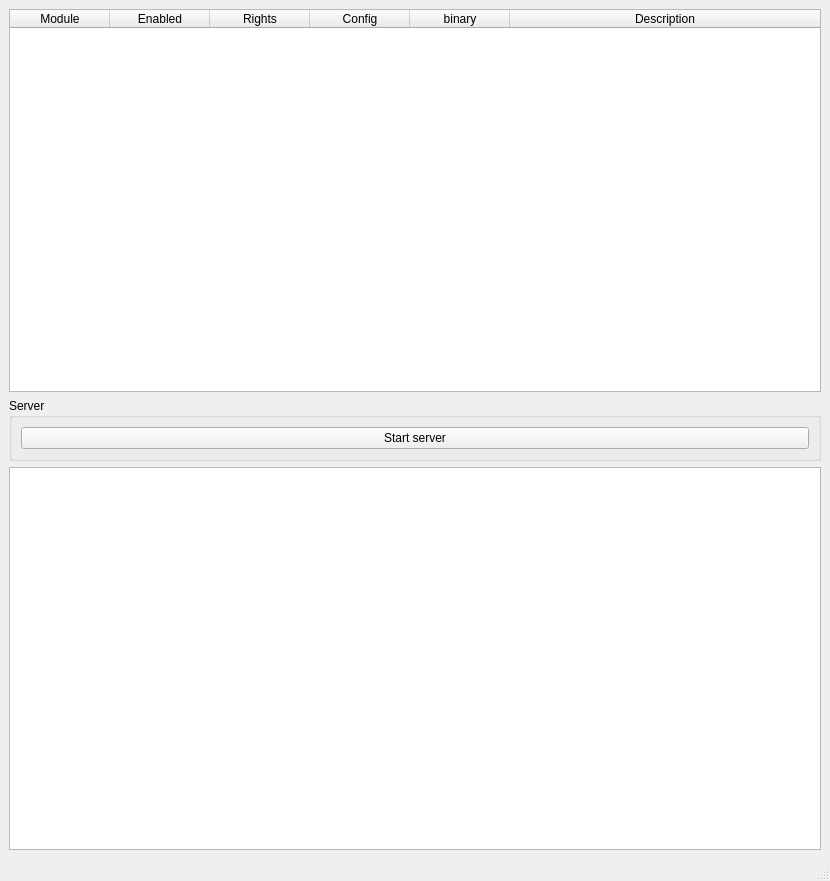
First picture: the form in swift-gui/mainwindow.ui, repository kirill-01/swift-project, before the edit.
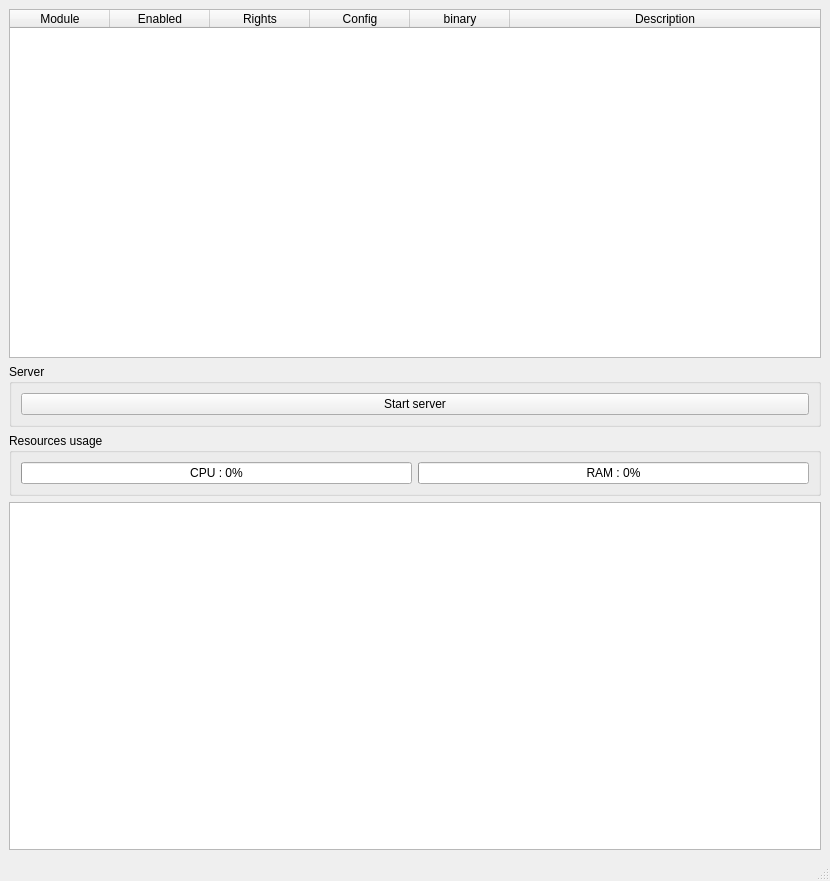
Second picture: the form after the edit. Icons and pictures are not drawn.

```diff
--- a/swift-gui/mainwindow.ui
+++ b/swift-gui/mainwindow.ui
@@ -19,7 +19,10 @@
   </property>
   <widget class="QWidget" name="centralwidget">
    <layout class="QGridLayout" name="gridLayout">
-    <item row="0" column="0">
+    <item row="3" column="0" colspan="2">
+     <widget class="QTextBrowser" name="textBrowser"/>
+    </item>
+    <item row="0" column="0" colspan="2">
      <widget class="QTableWidget" name="tableWidget">
       <attribute name="horizontalHeaderStretchLastSection">
        <bool>true</bool>
@@ -56,7 +59,36 @@
       </column>
      </widget>
     </item>
-    <item row="1" column="0">
+    <item row="2" column="0" colspan="2">
+     <widget class="QGroupBox" name="groupBox_2">
+      <property name="title">
+       <string>Resources usage</string>
+      </property>
+      <layout class="QGridLayout" name="gridLayout_3">
+       <item row="0" column="0">
+        <widget class="QProgressBar" name="cpu_usage">
+         <property name="value">
+          <number>0</number>
+         </property>
+         <property name="format">
+          <string>CPU : %p%</string>
+         </property>
+        </widget>
+       </item>
+       <item row="0" column="1">
+        <widget class="QProgressBar" name="mem_usage">
+         <property name="value">
+          <number>0</number>
+         </property>
+         <property name="format">
+          <string>RAM : %p%</string>
+         </property>
+        </widget>
+       </item>
+      </layout>
+     </widget>
+    </item>
+    <item row="1" column="0" colspan="2">
      <widget class="QGroupBox" name="groupBox">
       <property name="title">
        <string>Server</string>
@@ -72,9 +104,6 @@
       </layout>
      </widget>
     </item>
-    <item row="2" column="0">
-     <widget class="QTextBrowser" name="textBrowser"/>
-    </item>
    </layout>
   </widget>
   <widget class="QMenuBar" name="menubar">
```
